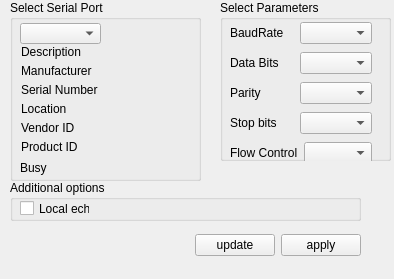
Above: comport/settingsdialog/settingsdialog.ui from ag8920/RemoteTable before the change. Below: the same form after it.
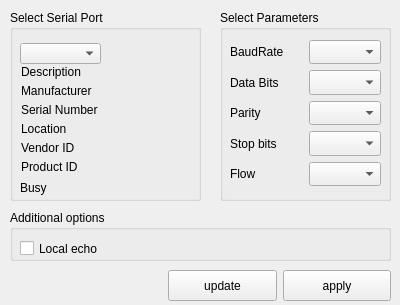
That is the form after the change.

```diff
--- a/comport/settingsdialog/settingsdialog.ui
+++ b/comport/settingsdialog/settingsdialog.ui
@@ -6,10 +6,28 @@
    <rect>
     <x>0</x>
     <y>0</y>
-    <width>394</width>
-    <height>279</height>
+    <width>400</width>
+    <height>305</height>
    </rect>
   </property>
+  <property name="sizePolicy">
+   <sizepolicy hsizetype="Expanding" vsizetype="Expanding">
+    <horstretch>0</horstretch>
+    <verstretch>0</verstretch>
+   </sizepolicy>
+  </property>
+  <property name="minimumSize">
+   <size>
+    <width>400</width>
+    <height>305</height>
+   </size>
+  </property>
+  <property name="maximumSize">
+   <size>
+    <width>400</width>
+    <height>305</height>
+   </size>
+  </property>
   <property name="windowTitle">
    <string>Configure to serial port</string>
   </property>
@@ -17,11 +35,17 @@
    <property name="geometry">
     <rect>
      <x>10</x>
-     <y>0</y>
+     <y>10</y>
      <width>191</width>
-     <height>181</height>
+     <height>191</height>
     </rect>
    </property>
+   <property name="sizePolicy">
+    <sizepolicy hsizetype="Expanding" vsizetype="Expanding">
+     <horstretch>0</horstretch>
+     <verstretch>0</verstretch>
+    </sizepolicy>
+   </property>
    <property name="title">
     <string>Select Serial Port</string>
    </property>
@@ -29,8 +53,8 @@
     <property name="geometry">
      <rect>
       <x>11</x>
-      <y>44</y>
-      <width>171</width>
+      <y>54</y>
+      <width>161</width>
       <height>16</height>
      </rect>
     </property>
@@ -48,8 +72,8 @@
     <property name="geometry">
      <rect>
       <x>11</x>
-      <y>63</y>
-      <width>181</width>
+      <y>73</y>
+      <width>161</width>
       <height>16</height>
      </rect>
     </property>
@@ -67,8 +91,8 @@
     <property name="geometry">
      <rect>
       <x>11</x>
-      <y>82</y>
-      <width>171</width>
+      <y>92</y>
+      <width>161</width>
       <height>16</height>
      </rect>
     </property>
@@ -86,8 +110,8 @@
     <property name="geometry">
      <rect>
       <x>11</x>
-      <y>101</y>
-      <width>171</width>
+      <y>111</y>
+      <width>161</width>
       <height>16</height>
      </rect>
     </property>
@@ -105,7 +129,7 @@
     <property name="geometry">
      <rect>
       <x>11</x>
-      <y>120</y>
+      <y>130</y>
       <width>131</width>
       <height>16</height>
      </rect>
@@ -130,8 +154,8 @@
     <property name="geometry">
      <rect>
       <x>11</x>
-      <y>139</y>
-      <width>171</width>
+      <y>149</y>
+      <width>151</width>
       <height>16</height>
      </rect>
     </property>
@@ -149,11 +173,17 @@
     <property name="geometry">
      <rect>
       <x>10</x>
-      <y>23</y>
+      <y>33</y>
       <width>81</width>
       <height>21</height>
      </rect>
     </property>
+    <property name="sizePolicy">
+     <sizepolicy hsizetype="Preferred" vsizetype="Fixed">
+      <horstretch>0</horstretch>
+      <verstretch>0</verstretch>
+     </sizepolicy>
+    </property>
     <property name="minimumSize">
      <size>
       <width>69</width>
@@ -165,8 +195,8 @@
     <property name="geometry">
      <rect>
       <x>10</x>
-      <y>160</y>
-      <width>181</width>
+      <y>170</y>
+      <width>151</width>
       <height>16</height>
      </rect>
     </property>
@@ -179,11 +209,17 @@
    <property name="geometry">
     <rect>
      <x>220</x>
-     <y>0</y>
+     <y>10</y>
      <width>171</width>
-     <height>161</height>
+     <height>191</height>
     </rect>
    </property>
+   <property name="sizePolicy">
+    <sizepolicy hsizetype="Expanding" vsizetype="Expanding">
+     <horstretch>0</horstretch>
+     <verstretch>0</verstretch>
+    </sizepolicy>
+   </property>
    <property name="title">
     <string>Select Parameters</string>
    </property>
@@ -191,8 +227,8 @@
     <property name="geometry">
      <rect>
       <x>10</x>
-      <y>20</y>
-      <width>142</width>
+      <y>30</y>
+      <width>151</width>
       <height>146</height>
      </rect>
     </property>
@@ -201,13 +237,26 @@
       <layout class="QHBoxLayout" name="horizontalLayout">
        <item>
         <widget class="QLabel" name="baudRateLabel">
+         <property name="sizePolicy">
+          <sizepolicy hsizetype="Minimum" vsizetype="Preferred">
+           <horstretch>0</horstretch>
+           <verstretch>0</verstretch>
+          </sizepolicy>
+         </property>
          <property name="text">
           <string>BaudRate</string>
          </property>
         </widget>
        </item>
        <item>
-        <widget class="QComboBox" name="baudRateBox"/>
+        <widget class="QComboBox" name="baudRateBox">
+         <property name="sizePolicy">
+          <sizepolicy hsizetype="Preferred" vsizetype="Preferred">
+           <horstretch>0</horstretch>
+           <verstretch>0</verstretch>
+          </sizepolicy>
+         </property>
+        </widget>
        </item>
       </layout>
      </item>
@@ -221,7 +270,14 @@
         </widget>
        </item>
        <item>
-        <widget class="QComboBox" name="dataBitsBox"/>
+        <widget class="QComboBox" name="dataBitsBox">
+         <property name="sizePolicy">
+          <sizepolicy hsizetype="Preferred" vsizetype="Preferred">
+           <horstretch>0</horstretch>
+           <verstretch>0</verstretch>
+          </sizepolicy>
+         </property>
+        </widget>
        </item>
       </layout>
      </item>
@@ -235,7 +291,14 @@
         </widget>
        </item>
        <item>
-        <widget class="QComboBox" name="parityBox"/>
+        <widget class="QComboBox" name="parityBox">
+         <property name="sizePolicy">
+          <sizepolicy hsizetype="Preferred" vsizetype="Preferred">
+           <horstretch>0</horstretch>
+           <verstretch>0</verstretch>
+          </sizepolicy>
+         </property>
+        </widget>
        </item>
       </layout>
      </item>
@@ -249,7 +312,14 @@
         </widget>
        </item>
        <item>
-        <widget class="QComboBox" name="stopBitsBox"/>
+        <widget class="QComboBox" name="stopBitsBox">
+         <property name="sizePolicy">
+          <sizepolicy hsizetype="Preferred" vsizetype="Preferred">
+           <horstretch>0</horstretch>
+           <verstretch>0</verstretch>
+          </sizepolicy>
+         </property>
+        </widget>
        </item>
       </layout>
      </item>
@@ -258,12 +328,19 @@
        <item>
         <widget class="QLabel" name="flowControlLabel">
          <property name="text">
-          <string>Flow Control</string>
+          <string>Flow</string>
          </property>
         </widget>
        </item>
        <item>
-        <widget class="QComboBox" name="flowControlBox"/>
+        <widget class="QComboBox" name="flowControlBox">
+         <property name="sizePolicy">
+          <sizepolicy hsizetype="Preferred" vsizetype="Preferred">
+           <horstretch>0</horstretch>
+           <verstretch>0</verstretch>
+          </sizepolicy>
+         </property>
+        </widget>
        </item>
       </layout>
      </item>
@@ -274,11 +351,17 @@
    <property name="geometry">
     <rect>
      <x>10</x>
-     <y>180</y>
-     <width>351</width>
-     <height>41</height>
+     <y>210</y>
+     <width>381</width>
+     <height>51</height>
     </rect>
    </property>
+   <property name="sizePolicy">
+    <sizepolicy hsizetype="Expanding" vsizetype="Expanding">
+     <horstretch>0</horstretch>
+     <verstretch>0</verstretch>
+    </sizepolicy>
+   </property>
    <property name="title">
     <string>Additional options</string>
    </property>
@@ -286,8 +369,8 @@
     <property name="geometry">
      <rect>
       <x>10</x>
-      <y>20</y>
-      <width>70</width>
+      <y>30</y>
+      <width>81</width>
       <height>17</height>
      </rect>
     </property>
@@ -300,8 +383,8 @@
    <property name="geometry">
     <rect>
      <x>10</x>
-     <y>230</y>
-     <width>351</width>
+     <y>270</y>
+     <width>381</width>
      <height>31</height>
     </rect>
    </property>
@@ -321,6 +404,12 @@
     </item>
     <item>
      <widget class="QPushButton" name="updateInfoButton">
+      <property name="sizePolicy">
+       <sizepolicy hsizetype="Expanding" vsizetype="Preferred">
+        <horstretch>0</horstretch>
+        <verstretch>0</verstretch>
+       </sizepolicy>
+      </property>
       <property name="text">
        <string>update</string>
       </property>
@@ -329,7 +418,7 @@
     <item>
      <widget class="QPushButton" name="applyButton">
       <property name="sizePolicy">
-       <sizepolicy hsizetype="Preferred" vsizetype="Fixed">
+       <sizepolicy hsizetype="Expanding" vsizetype="Preferred">
         <horstretch>0</horstretch>
         <verstretch>0</verstretch>
        </sizepolicy>
```
